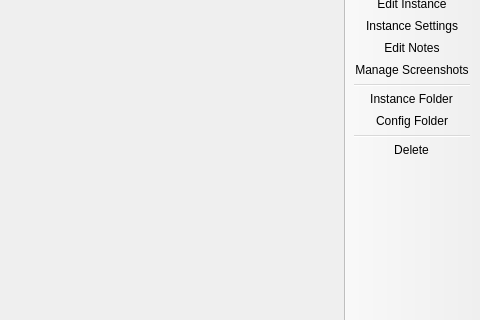
FreesmTeam/FreesmLauncher, file gui/MainWindow.ui: the form before one commit; both pictures show x 214 to 694 and y 144 to 464 of the 694 by 563 pixel window.
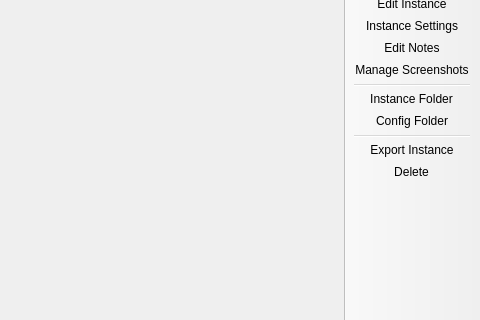
The form after the commit. Icons and pictures are not drawn.

Commit message:
GH-366: Plain and simple modpack export/import/download
Also removed the in-source QuaZIP in favour of upstream version

```diff
--- a/gui/MainWindow.ui
+++ b/gui/MainWindow.ui
@@ -118,6 +118,7 @@
    <addaction name="actionViewSelectedInstFolder"/>
    <addaction name="actionConfig_Folder"/>
    <addaction name="separator"/>
+   <addaction name="actionExportInstance"/>
    <addaction name="actionDeleteInstance"/>
   </widget>
   <widget class="QToolBar" name="newsToolBar">
@@ -495,6 +496,11 @@
     <string>Change the settings specific to the instance</string>
    </property>
   </action>
+  <action name="actionExportInstance">
+   <property name="text">
+    <string>Export Instance</string>
+   </property>
+  </action>
  </widget>
  <layoutdefault spacing="6" margin="11"/>
  <resources>
```
The commit also changes 37 other files.
